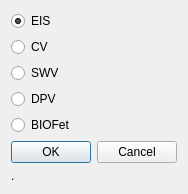
Old version of the form ImpedanceManager/ImpedanceManager/cnewprojectdialog.ui in the repository AksonBioengineering/AksonRepo.
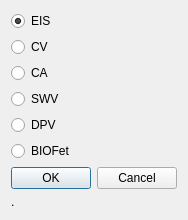
New version of the form.

```diff
--- a/ImpedanceManager/ImpedanceManager/cnewprojectdialog.ui
+++ b/ImpedanceManager/ImpedanceManager/cnewprojectdialog.ui
@@ -7,7 +7,7 @@
     <x>0</x>
     <y>0</y>
     <width>174</width>
-    <height>142</height>
+    <height>177</height>
    </rect>
   </property>
   <property name="windowTitle">
@@ -56,6 +56,13 @@
        </property>
       </widget>
      </item>
+     <item>
+      <widget class="QRadioButton" name="rbCa">
+       <property name="text">
+        <string>CA</string>
+       </property>
+      </widget>
+     </item>
      <item>
       <widget class="QRadioButton" name="rbSwv">
        <property name="text">
```
